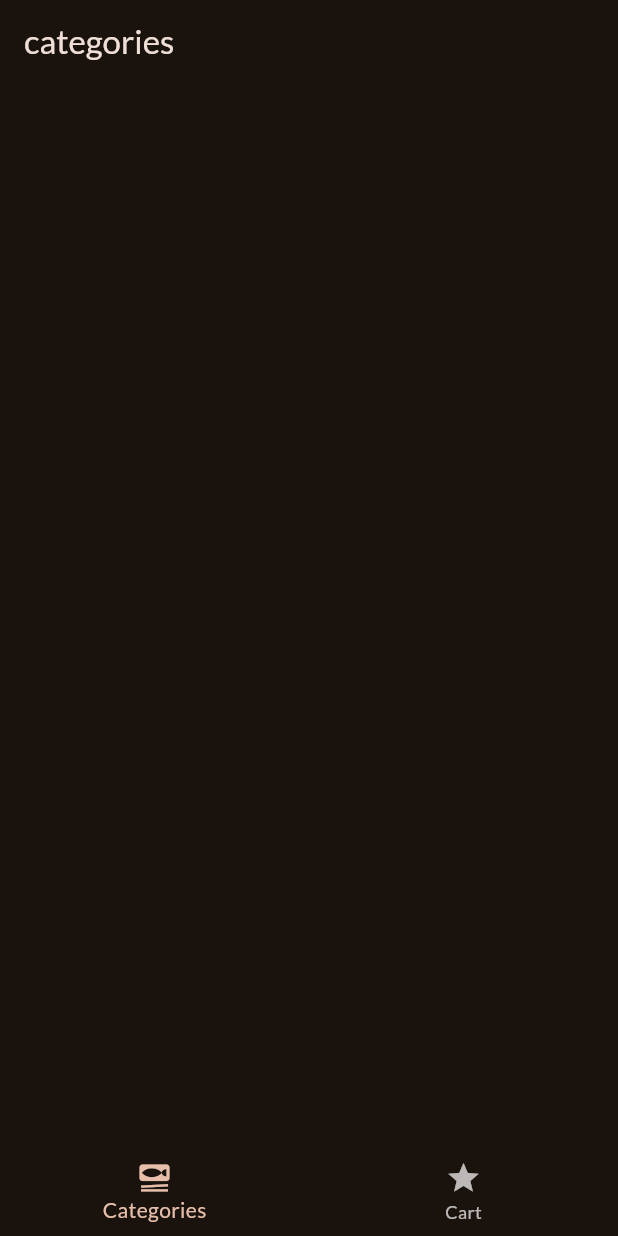
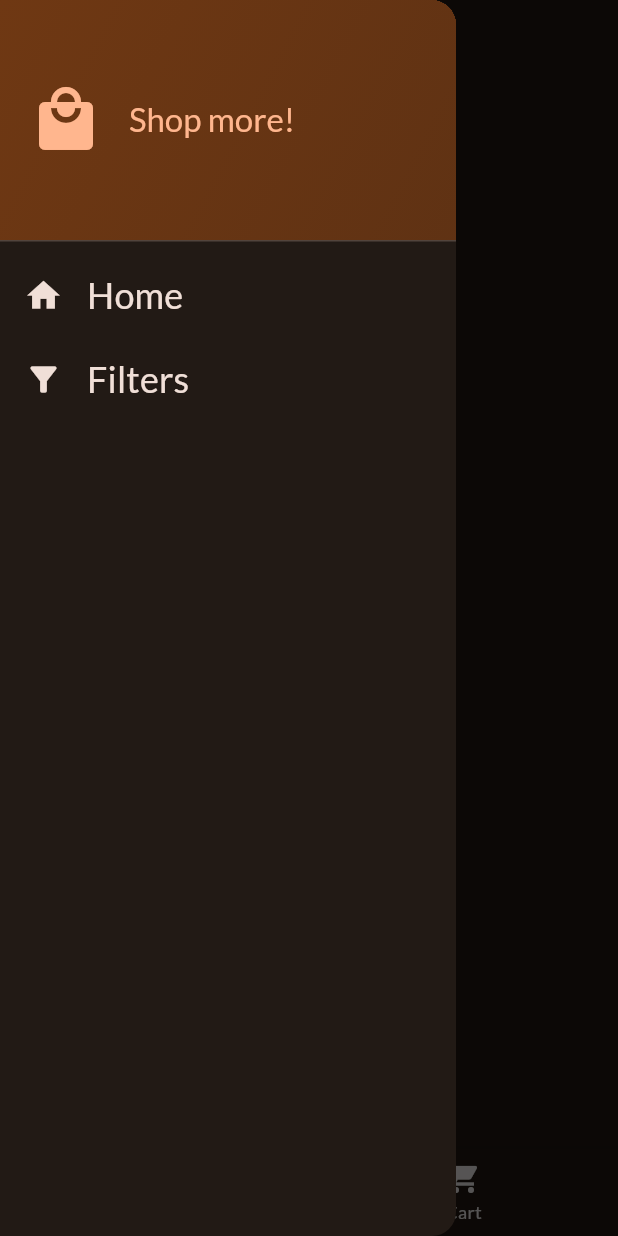
Before and after one commit to Mmohitt/shopping_app, a Flutter app: the screen it shows after launch, with the side drawer open (before the commit the screen has no drawer), on a phone screen of 412 x 824 dp. Run offline on Flutter 3.47's test engine with Material 3 defaults, Android fonts, the phone set to English and light mode, and no system bars; our stand-ins replace dio, fluttertoast, google_fonts, sembast, transparent_image; network calls fail.

Commit message:
feat(app): add drawer in app
Signed-off-by: Mohit Kumar <mohit@flick2know.com>

```diff
--- a/lib/models/product.dart
+++ b/lib/models/product.dart
@@ -5,7 +5,8 @@ class Product {
     required this.price,
     required this.category,
     required this.description,
-    required this.image
+    required this.image,
+    required this.rating,
 });
 
   final int id;
@@ -14,6 +15,7 @@ class Product {
   final String category;
   final String description;
   final String image;
+  final Rating rating;
 
 
   factory Product.fromJson(Map<String, dynamic> json) => Product(
@@ -23,6 +25,7 @@ class Product {
     category: json["category"],
     description: json["description"],
     image: json["image"],
+    rating: Rating.fromJson(json["rating"]),
   );
 
   Map<String, dynamic> toJson() => {
@@ -32,5 +35,26 @@ class Product {
     "category": category,
     "description": description,
     "image": image,
+    "rating": rating.toJson(),
   };
 }
+
+class Rating {
+  final double rate;
+  final int count;
+
+  const Rating({
+    required this.rate,
+    required this.count,
+  });
+
+  factory Rating.fromJson(Map<String, dynamic> json) => Rating(
+    rate: json["rate"].toDouble(),
+    count: json["count"],
+  );
+
+  Map<String, dynamic> toJson() => {
+    "rate": rate,
+    "count": count,
+  };
+}
--- a/lib/screens/product_details.dart
+++ b/lib/screens/product_details.dart
@@ -46,7 +46,7 @@ class ProductDetailsScreen extends StatelessWidget {
                 onPressed: () {
                   _addAndRemoveFromCart(context, product);
                 },
-                icon: const Icon(Icons.star))
+                icon: const Icon(Icons.add_shopping_cart))
           ],
         ),
         body: SingleChildScrollView(
--- a/lib/screens/tabs.dart
+++ b/lib/screens/tabs.dart
@@ -1,9 +1,16 @@
 import 'package:e_comm_app/helpers/repository.dart';
 import 'package:e_comm_app/helpers/viewmodel.dart';
+import 'package:e_comm_app/screens/filters.dart';
 import 'package:e_comm_app/screens/products.dart';
+import 'package:e_comm_app/widgets/main_drawer.dart';
 import 'package:flutter/material.dart';
 import 'package:e_comm_app/models/category.dart';
 import 'package:e_comm_app/screens/categories.dart';
+
+const kInitialFilters = {
+  Filter.rating: false,
+  Filter.sorting: false,
+};
 
 class TabsScreen extends StatefulWidget {
   const TabsScreen({super.key, required this.categories});
@@ -19,6 +26,7 @@ class TabsScreen extends StatefulWidget {
 class _TabsScreenState extends State<TabsScreen> {
   final repository = Repository();
   int _selectedPageIndex = 0;
+  Map<Filter, bool> _selectedFilters = kInitialFilters;
 
   late Widget activePage;
 
@@ -27,10 +35,29 @@ class _TabsScreenState extends State<TabsScreen> {
     super.initState();
     activePage = CategoriesScreen(
       availableCategories: widget.categories,
+      selectedFilters: _selectedFilters,
     );
   }
 
-  var activePageTitle = 'categories';
+  var activePageTitle = 'Categories';
+
+  void _setScreen(String identifier) async {
+    Navigator.of(context).pop();
+    if (identifier == 'filters') {
+      final result = await Navigator.of(context).push<Map<Filter, bool>>(
+        MaterialPageRoute(
+          builder: (ctx) => FiltersScreen(currentFilters: _selectedFilters),
+        ),
+      );
+      setState(() {
+        _selectedFilters = result ?? kInitialFilters;
+        activePage = CategoriesScreen(
+          availableCategories: widget.categories,
+          selectedFilters: _selectedFilters,
+        );
+      });
+    }
+  }
 
   void _selectPage(int index) {
     _selectedPageIndex = index;
@@ -40,7 +67,9 @@ class _TabsScreenState extends State<TabsScreen> {
       setState(() {
         activePage = CategoriesScreen(
           availableCategories: widget.categories,
+          selectedFilters: _selectedFilters,
         );
+        activePageTitle = 'Categories';
       });
     }
   }
@@ -67,14 +96,15 @@ class _TabsScreenState extends State<TabsScreen> {
       appBar: AppBar(
         title: Text(activePageTitle),
       ),
+      drawer: MainDrawer(onSelectScreen: _setScreen),
       body: activePage,
       bottomNavigationBar: BottomNavigationBar(
         onTap: _selectPage,
         currentIndex: _selectedPageIndex,
         items: const [
           BottomNavigationBarItem(
-              icon: Icon(Icons.set_meal), label: 'Categories'),
-          BottomNavigationBarItem(icon: Icon(Icons.star), label: 'Cart'),
+              icon: Icon(Icons.category), label: 'Categories'),
+          BottomNavigationBarItem(icon: Icon(Icons.shopping_cart), label: 'Cart'),
         ],
       ),
     );
--- /dev/null
+++ b/lib/widgets/main_drawer.dart
@@ -0,0 +1,71 @@
+import 'package:flutter/material.dart';
+
+class MainDrawer extends StatelessWidget {
+  const MainDrawer({super.key, required this.onSelectScreen});
+
+  final void Function(String identifier) onSelectScreen;
+
+  @override
+  Widget build(BuildContext context) {
+    return Drawer(
+      child: Column(
+        children: [
+          DrawerHeader(
+              padding: const EdgeInsets.all(20),
+              decoration: BoxDecoration(
+                  gradient: LinearGradient(colors: [
+                    Theme.of(context).colorScheme.primaryContainer,
+                    Theme.of(context).colorScheme.primaryContainer.withOpacity(0.8),
+                  ], begin: Alignment.topLeft, end: Alignment.bottomRight)),
+              child: Row(
+                children: [
+                  Icon(
+                    Icons.local_mall,
+                    size: 48,
+                    color: Theme.of(context).colorScheme.primary,
+                  ),
+                  const SizedBox(
+                    width: 18,
+                  ),
+                  Text(
+                    'Shop more!',
+                    style: Theme.of(context)
+                        .textTheme
+                        .titleLarge!
+                        .copyWith(color: Theme.of(context).colorScheme.primary),
+                  )
+                ],
+              )),
+          ListTile(
+            leading: Icon(
+              Icons.home,
+              size: 26,
+              color: Theme.of(context).colorScheme.onBackground,
+            ),
+            title: Text('Home',
+                style: Theme.of(context).textTheme.titleSmall!.copyWith(
+                    color: Theme.of(context).colorScheme.onBackground,
+                    fontSize: 24)),
+            onTap: () {
+              onSelectScreen('home');
+            },
+          ),
+          ListTile(
+            leading: Icon(
+              Icons.filter_alt,
+              size: 26,
+              color: Theme.of(context).colorScheme.onBackground,
+            ),
+            title: Text('Filters',
+                style: Theme.of(context).textTheme.titleSmall!.copyWith(
+                    color: Theme.of(context).colorScheme.onBackground,
+                    fontSize: 24)),
+            onTap: () {
+              onSelectScreen('filters');
+            },
+          )
+        ],
+      ),
+    );
+  }
+}
--- a/lib/widgets/product_item.dart
+++ b/lib/widgets/product_item.dart
@@ -58,7 +58,9 @@ class ProductItem extends StatelessWidget {
                         ProductItemTrait(icon: Icons.work, label: product.category),
                         const SizedBox(width: 12),
                         ProductItemTrait(
-                            icon: Icons.attach_money, label: product.price.toString())
+                            icon: Icons.attach_money, label: product.price.toString()),
+                        const SizedBox(width: 12),
+                        ProductItemTrait(icon: Icons.star_rounded, label: product.rating.rate.toString())
                       ],
                     )
                   ],
```
Also changed, not shown: lib/screens/categories.dart (+15 -2 lines), lib/screens/filters.dart (added, +85 -0 lines).
